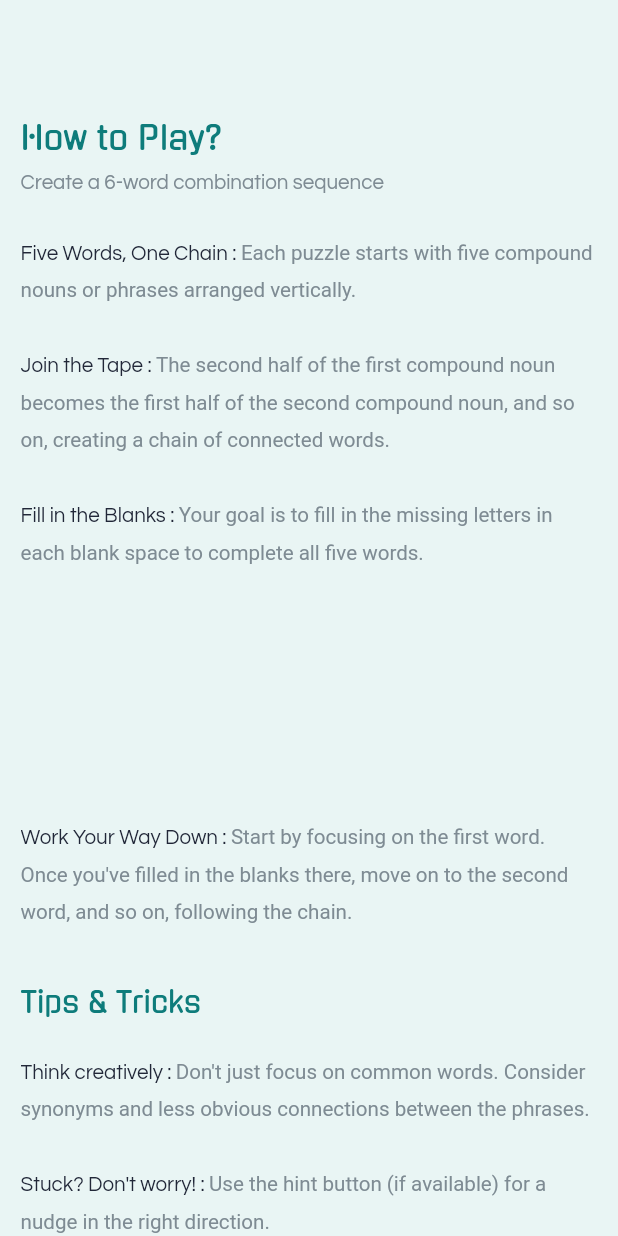
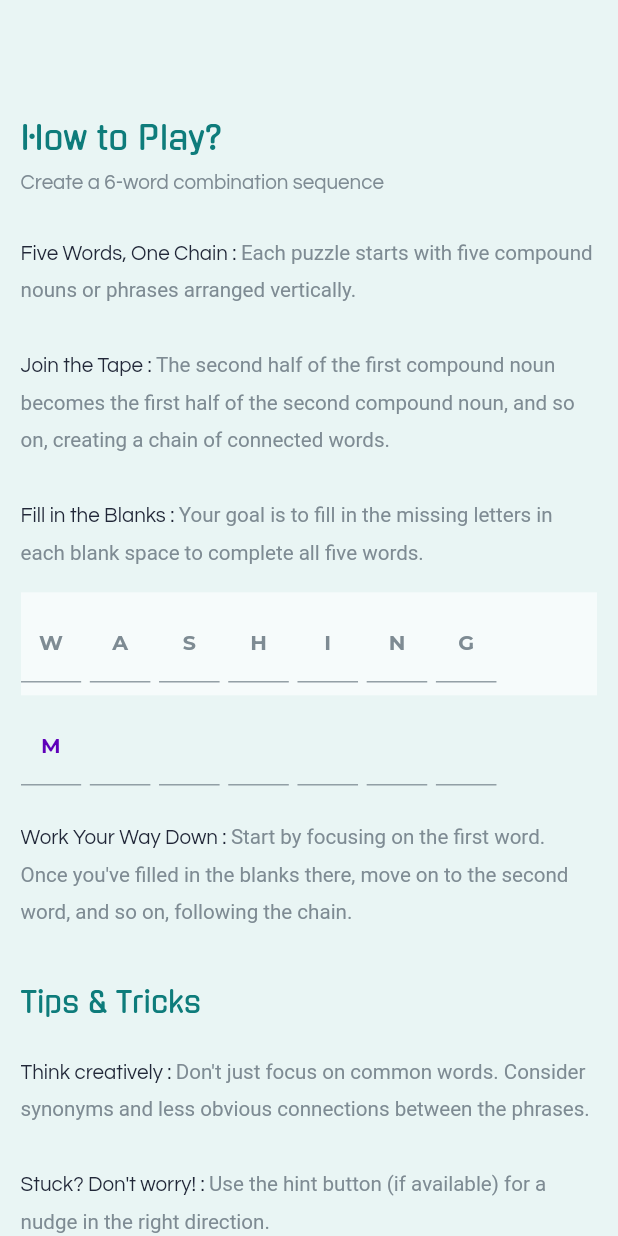
Before and after one commit to hapk-inc/WordTape, a Flutter app: the HowToPlayPage screen opened by its route, on a phone screen of 412 x 824 dp. Run offline on Flutter 3.47's test engine with Material 3 defaults, Android fonts, the phone set to English and light mode, and no system bars; drawn by our look-alikes of pinput, sliding_up_panel; our stand-ins replace animate_do, auto_route, auto_size_text, cloud_firestore, device_preview, equatable and 14 more; missing offline and left inert: mock_data; accounts and stored records are empty; generated files the repository leaves out were written again; project files that could hold a hidden picture were left out.

Commit message:
Commit - 26 on 8th June 07:45 pm

```diff
--- a/lib/ui/board/word_pinput.dart
+++ b/lib/ui/board/word_pinput.dart
@@ -16,7 +16,8 @@ final MyTextTheme _textTheme = MyTextTheme();
 class WordPinput extends ConsumerStatefulWidget {
   final int index;
   final Word word;
-  const WordPinput(this.index, this.word, {super.key});
+  final bool demo;
+  const WordPinput(this.index, this.word, {this.demo = false, super.key});
 
   @override
   ConsumerState createState() => _WordPinputState();
@@ -54,11 +55,67 @@ class _WordPinputState extends ConsumerState<WordPinput> {
   @override
   void initState() {
     str = widget.word.value;
+    if (widget.demo) {
+      if (widget.index == 0) {
+        controller = TextEditingController(text: str);
+      } else {
+        controller = TextEditingController(text: str.characters.first);
+        for (var e in str.substring(1).characters) {
+          Future.delayed(
+              const Duration(milliseconds: 1200), () => controller.text += e);
+        }
+      }
+    }
     super.initState();
   }
 
   @override
   Widget build(BuildContext context) {
+    if (widget.demo) {
+      return LayoutBuilder(
+        builder: (ctx, constraint) => Container(
+          color: widget.index == 0 ? seaSalt : null,
+          alignment: Alignment.centerLeft,
+          child: Pinput(
+            controller: controller,
+            length: str.length,
+
+            //
+            defaultPinTheme: _defaultPinTheme(constraint),
+            disabledPinTheme: _defaultPinTheme(constraint).copyWith(
+              textStyle: _defaultPinTheme(constraint).textStyle?.copyWith(
+                    color: widget.index == 1 ? filledColor : idleColor,
+                  ),
+            ),
+
+            //
+            isCursorAnimationEnabled: true,
+            pinAnimationType: PinAnimationType.fade,
+            animationDuration: const Duration(milliseconds: 150),
+            pinputAutovalidateMode: PinputAutovalidateMode.disabled,
+            //
+            keyboardType: TextInputType.name,
+            textCapitalization: TextCapitalization.characters,
+            separatorBuilder: (_) =>
+                SizedBox(width: constraint.maxWidth * 0.015),
+            inputFormatters: [
+              FilteringTextInputFormatter.allow(
+                //regex pattern for blank space and capital letters
+                RegExp(r"^$|[A-Z]+$"),
+                replacementString: widget.word.value.characters.first,
+              ),
+            ],
+
+            //
+            autofocus: false,
+            enabled: false,
+
+            //
+            errorBuilder: (errorText, pin) => Container(),
+          ),
+        ),
+      );
+    }
     found = ref.watch(foundNotifierProvider).value;
     if (found == null) return Container();
 
@@ -164,20 +221,3 @@ class _WordPinputState extends ConsumerState<WordPinput> {
     );
   }
 }
-/*  final Puzzle? puzzle = ref.read(puzzleProvider).value;
-            final String nextWord = puzzle == null
-                ? ""
-                : widget.index + 1 > 5
-                    ? ""
-                    : puzzle.words[widget.index + 1].value.split('').fold(
-                        puzzle.words[widget.index + 1].value.characters.first,
-                        (prev, e) {
-                          if (prev == e) {
-                            return prev;
-                          } else {
-                            String s = "${prev}_";
-                            return s;
-                          }
-                        },
-                      );*/
-//"FIND OUT THE NEXT WORD - $str $nextWord",
--- a/lib/ui/how_to_play.dart
+++ b/lib/ui/how_to_play.dart
@@ -94,10 +94,18 @@ class HowToPlayPage extends StatelessWidget {
                         crossAxisAlignment: CrossAxisAlignment.start,
                         children: [
                           Flexible(
-                            child: WordPinput(0, Word(value: "WASHING")),
+                            child: WordPinput(
+                              0,
+                              Word(value: "WASHING"),
+                              demo: true,
+                            ),
                           ),
                           Flexible(
-                            child: WordPinput(1, Word(value: "MACHINE")),
+                            child: WordPinput(
+                              1,
+                              Word(value: "MACHINE"),
+                              demo: true,
+                            ),
                           ),
                         ],
                       ),
```
